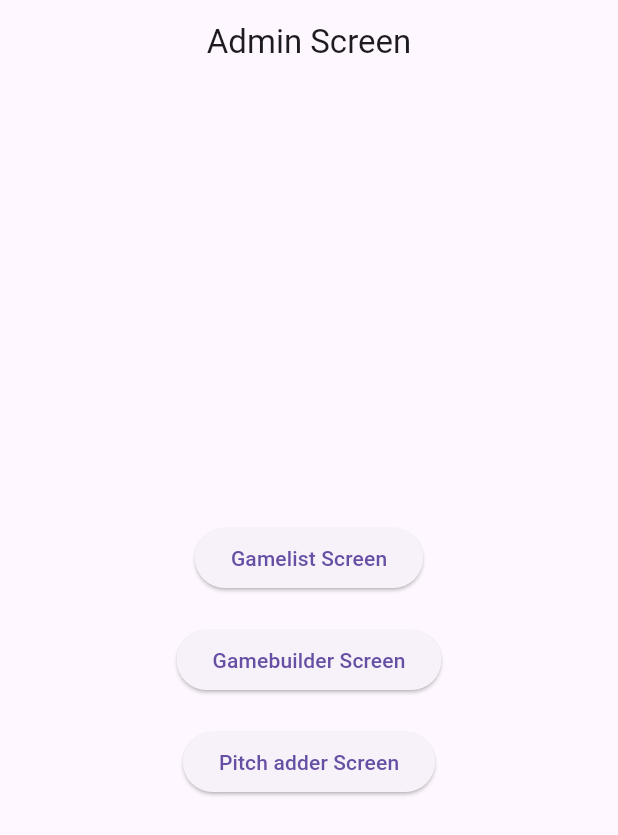
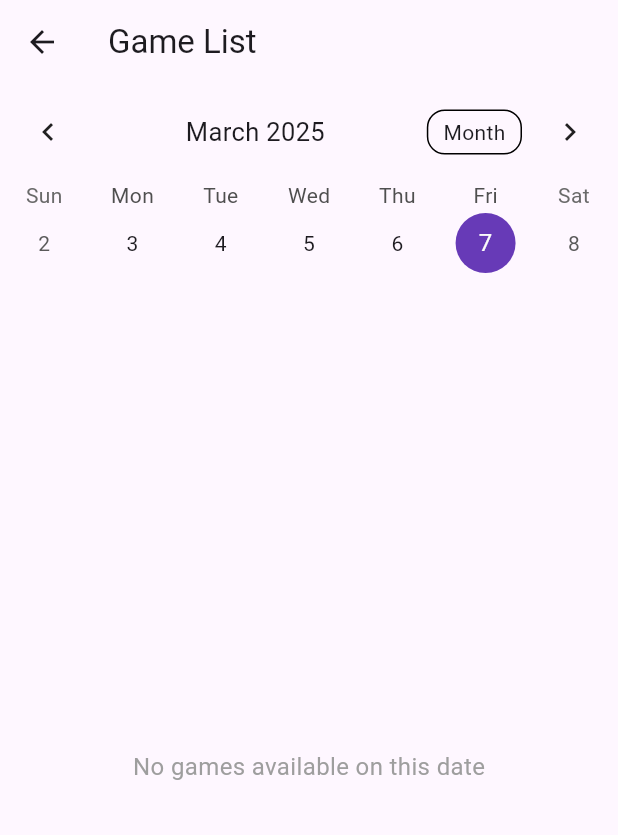
Before and after one commit to vaya-data/frontend-project-x, a Flutter app: the screen it shows after launch, after a tap on "Gamelist Screen", on a phone screen of 412 x 824 dp. Shown: the top 835 px of the screen. Run offline on Flutter 3.47's test engine with Material 3 defaults, Android fonts, the phone set to English and light mode, and no system bars; drawn by our look-alikes of table_calendar; network calls fail.

Commit message:
add gamelist screen functionality in screen

```diff
--- /dev/null
+++ b/lib/screen/addGamelist_screen.dart
@@ -0,0 +1,172 @@
+import 'package:flutter/material.dart';
+import 'package:table_calendar/table_calendar.dart';
+import 'package:http/http.dart' as http;
+//package helps make http request to fetch game data from an api
+import 'dart:convert';
+//convert library is used to convert json data recieved from api into dart objects
+import 'package:intl/intl.dart';
+//The intl package is used for formatting dates and times.
+
+
+
+
+class GameListScreen extends StatefulWidget {
+  @override
+  _GameListScreenState createState() => _GameListScreenState();
+}
+
+class _GameListScreenState extends State<GameListScreen> {
+  DateTime _selectedDay = DateTime.now();
+  CalendarFormat _calendarFormat = CalendarFormat.week;
+  Map<String, List<Map<String, String>>> gamesByDate = {};
+  bool isLoading = true;
+
+  @override
+  void initState() {
+    super.initState();
+    fetchGameData();
+  }
+
+
+
+  // Fetch game data from API
+  Future<void> fetchGameData() async {
+    final url = Uri.parse(
+        'http://10.0.2.2:5001/project-x-384a0/us-central1/api/game/games');
+
+    try {
+      final response = await http.get(url);
+
+      if (response.statusCode == 200) {
+        List<dynamic> gameList = json.decode(response.body);
+        Map<String, List<Map<String, String>>> tempGamesByDate = {};
+
+        for (var game in gameList) {
+          DateTime gameDate =
+              DateTime.parse(game['startTime']).toLocal(); // Convert to local time
+          String formattedDate = DateFormat('yyyy-MM-dd').format(gameDate); // Format as a string
+
+          String gameName = game['name'];
+          String gameTime = DateFormat('hh:mm a').format(gameDate);
+
+          if (!tempGamesByDate.containsKey(formattedDate)) {
+            tempGamesByDate[formattedDate] = [];
+          }
+
+          tempGamesByDate[formattedDate]!.add({
+            "name": gameName,
+            "time": gameTime,
+          });
+        }
+
+        setState(() {
+          gamesByDate = tempGamesByDate;
+          isLoading = false;
+        });
+      } else {
+        throw Exception('Failed to load game data');
+      }
+    } catch (error) {
+      print('Error fetching game data: $error');
+      setState(() {
+        isLoading = false;
+      });
+    }
+  }
+
+  // Get games for the selected date
+  List<Map<String, String>> _getGamesForDay(DateTime day) {
+    String formattedDay = DateFormat('yyyy-MM-dd').format(day);
+    return gamesByDate[formattedDay] ?? [];
+  }
+
+  @override
+  Widget build(BuildContext context) {
+    return Scaffold(
+      appBar: AppBar(title: Text("Game List")),
+      body: isLoading
+          ? Center(child: CircularProgressIndicator())
+          : Column(
+              children: [
+                // Calendar Widget
+              TableCalendar(
+  focusedDay: _selectedDay,
+  firstDay: DateTime(2020, 1, 1), // Allow past selection
+  lastDay: DateTime(2040, 12, 31), // Future selection enabled
+  calendarFormat: CalendarFormat.week,
+
+  availableCalendarFormats: {
+    CalendarFormat.month: 'Month', // Enables month scrolling
+    CalendarFormat.week: 'Week',
+  },
+  selectedDayPredicate: (day) => isSameDay(_selectedDay, day),
+  onDaySelected: (selectedDay, focusedDay) {
+    setState(() {
+      _selectedDay = selectedDay;
+    });
+  },
+  onPageChanged: (focusedDay) {
+
+    //selected day become the first visible day in the week
+    DateTime newStartOfWeek = focusedDay.subtract(Duration(days: focusedDay.weekday - 1));
+    setState(() {
+      _selectedDay =  newStartOfWeek;// focusedDay; // Maintain selection when scrolling
+    });
+  },
+  headerStyle: HeaderStyle(
+    formatButtonVisible: true, // Allow user to toggle formats
+    titleCentered: true,
+  ),
+  calendarStyle: CalendarStyle(
+    selectedDecoration: BoxDecoration(
+      color: Colors.deepPurple,
+      shape: BoxShape.circle,
+    ),
+    todayDecoration: BoxDecoration(
+      color: Colors.purpleAccent,
+      shape: BoxShape.circle,
+    ),
+  ),
+  pageAnimationEnabled: true, // Smooth scrolling
+),
+
+
+                SizedBox(height: 10),
+
+                // Game List
+                Expanded(
+                  child: _getGamesForDay(_selectedDay).isEmpty
+                      ? Center(
+                          child: Text(
+                            "No games available on this date",
+                            style: TextStyle(fontSize: 16, color: Colors.grey),
+                          ),
+                        )
+                      : ListView.builder(
+                          itemCount: _getGamesForDay(_selectedDay).length,
+                          itemBuilder: (context, index) {
+                            var game = _getGamesForDay(_selectedDay)[index];
+                            return Card(
+                              margin: EdgeInsets.symmetric(
+                                  horizontal: 16, vertical: 8),
+                              child: ListTile(
+                                leading: Icon(Icons.sports_soccer,
+                                    color: Colors.deepPurple),
+                                title: Text(
+                                  game['name'] ?? 'Unknown Game',
+                                  style: TextStyle(fontWeight: FontWeight.bold),
+                                ),
+                                subtitle: Text(
+                                  "Time: ${game['time']}",
+                                  style: TextStyle(color: Colors.grey[700]),
+                                ),
+                              ),
+                            );
+                          },
+                        ),
+                ),
+              ],
+            ),
+    );
+  }
+}
--- a/lib/screen/admin_screen.dart
+++ b/lib/screen/admin_screen.dart
@@ -1,5 +1,6 @@
 import 'package:flutter/material.dart';
 import 'package:flutter_application_1/screen/addGame_screen.dart';
+import 'package:flutter_application_1/screen/addGamelist_screen.dart';
 import 'package:flutter_application_1/screen/addPitch_screen.dart';
 
 void main() {
@@ -35,6 +36,12 @@ class MyHomePage extends StatelessWidget {
       context,
       MaterialPageRoute(builder: (context) =>  AddPitchScreen()),
     );}
+    else if (option == 'Gamelist screen') {
+      Navigator.push(
+         context,
+         MaterialPageRoute(builder: (context) => GameListScreen()),
+      );
+    }
     else{
 
       print('Button pressed: $option');
--- a/pubspec.yaml
+++ b/pubspec.yaml
@@ -36,6 +36,7 @@ dependencies:
   cupertino_icons: ^1.0.8
   intl: ^0.20.2
   http: ^1.3.0
+  table_calendar: ^3.2.0
 
 dev_dependencies:
   flutter_test:
```
Also changed, not shown: pubspec.lock.
